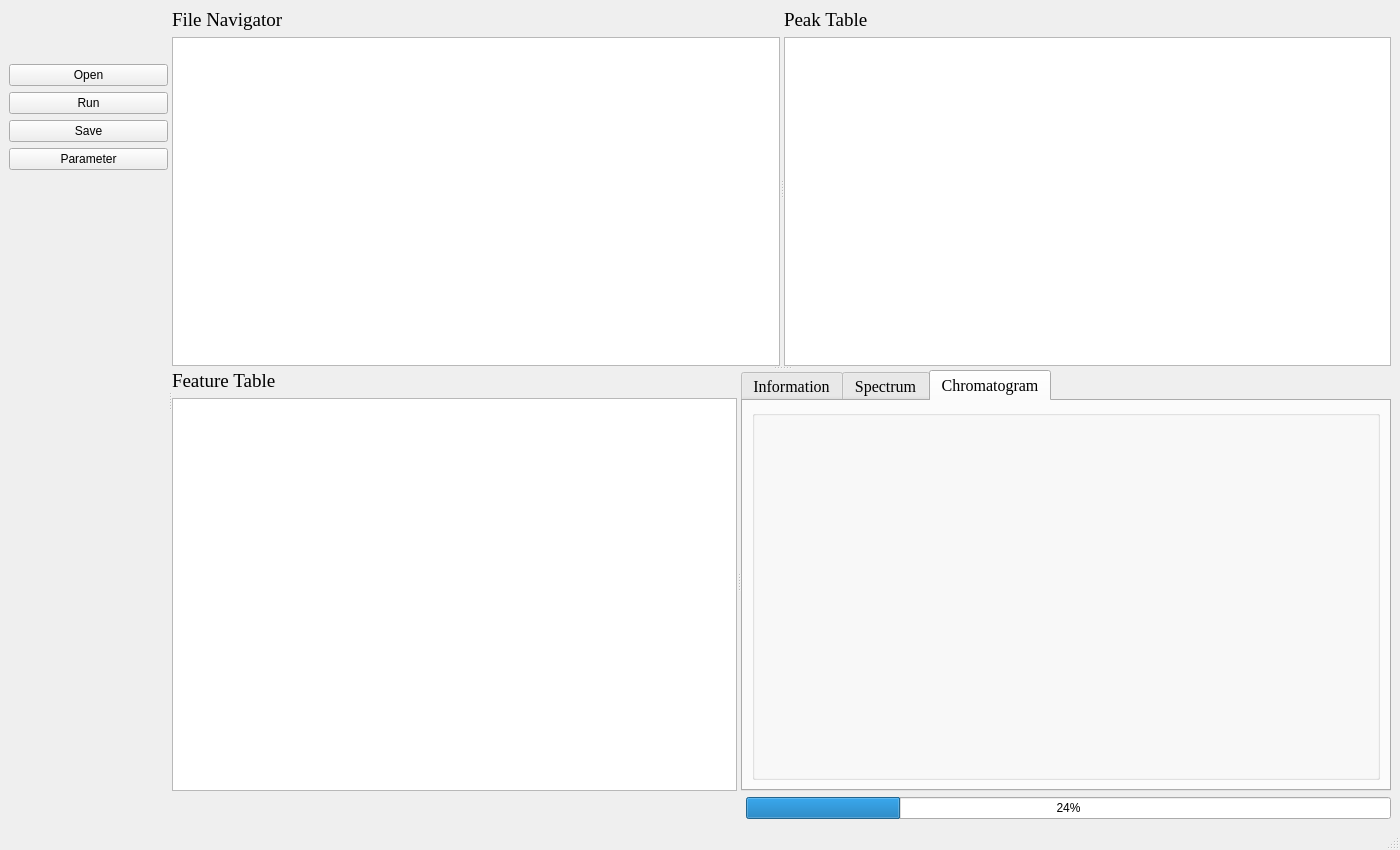
This is ui/main.ui in hcji/AutoMS_GUI as Qt 5 draws it before an edit. The edited form follows.
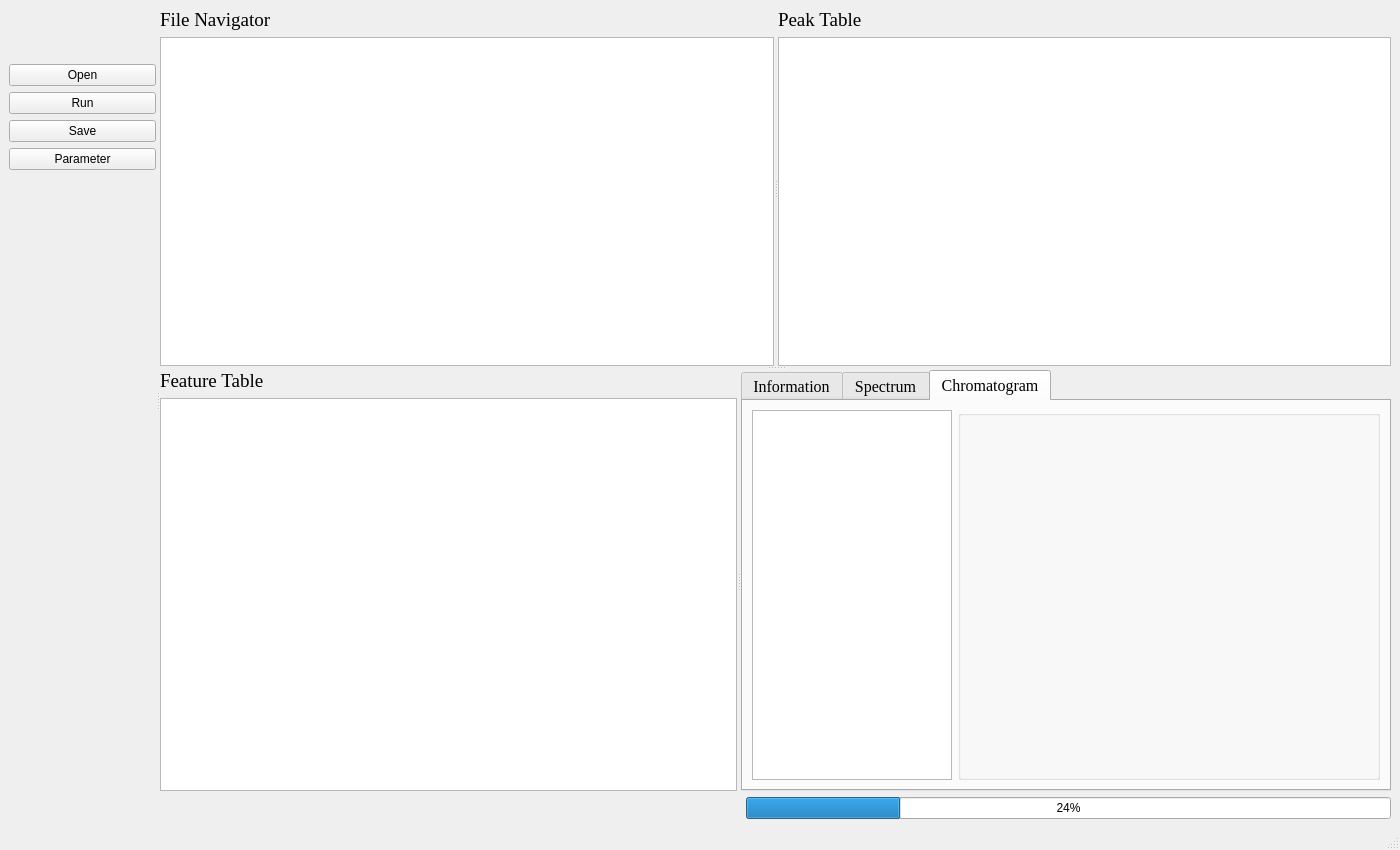
This is the edited form. The open tabs and pages were chosen to show the change. Icons and pictures are not drawn.

What changed in the file:
```diff
--- a/ui/main.ui
+++ b/ui/main.ui
@@ -408,13 +408,23 @@
            <string>Chromatogram</string>
           </attribute>
           <layout class="QGridLayout" name="gridLayout_3">
-           <item row="0" column="0">
+           <item row="0" column="1">
             <widget class="QGroupBox" name="box_chrom">
              <property name="title">
               <string/>
              </property>
             </widget>
            </item>
+           <item row="0" column="0">
+            <widget class="QListWidget" name="list_samples">
+             <property name="maximumSize">
+              <size>
+               <width>200</width>
+               <height>16777215</height>
+              </size>
+             </property>
+            </widget>
+           </item>
           </layout>
          </widget>
         </widget>
```
